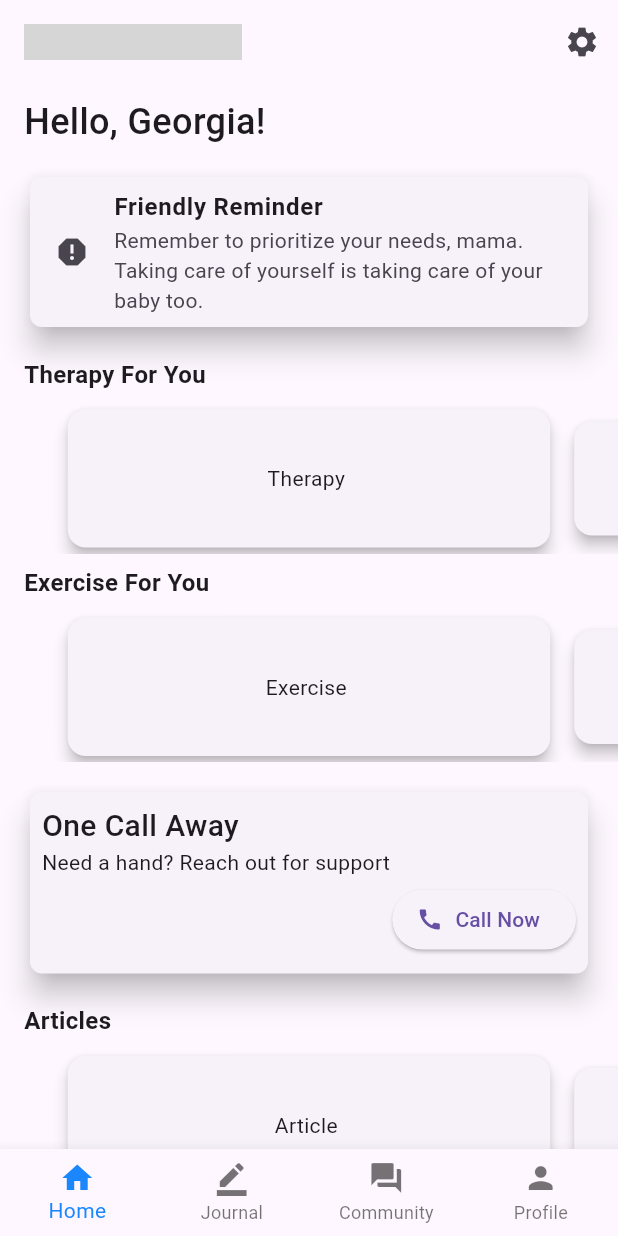
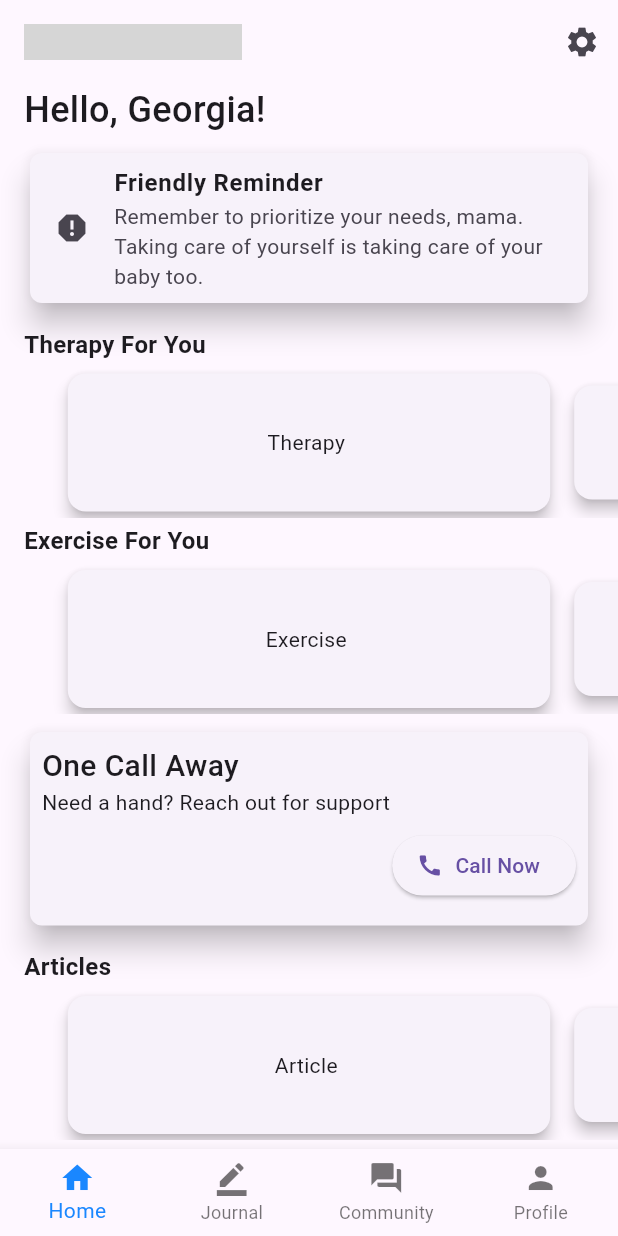
Before and after one commit to roastland/MomEase, a Flutter app: the screen it shows after launch, on a phone screen of 412 x 824 dp. Run offline on Flutter 3.47's test engine with Material 3 defaults, Android fonts, the phone set to English and light mode, and no system bars; our stand-ins replace bloc, equatable, flutter_bloc, fluttertoast; generated files the repository leaves out were written again; grey boxes are pictures that could not be loaded.

Commit message:
refactor: padding in home page widget

```diff
--- a/momease/lib/src/features/professional_help/presentation/widgets/call_help_button.dart
+++ b/momease/lib/src/features/professional_help/presentation/widgets/call_help_button.dart
@@ -1,4 +1,3 @@
-import 'package:flutter/cupertino.dart';
 import 'package:flutter/material.dart';
 
 class CallHelpButton extends StatefulWidget {
--- a/momease/lib/src/features/professional_help/presentation/widgets/call_help_card.dart
+++ b/momease/lib/src/features/professional_help/presentation/widgets/call_help_card.dart
@@ -39,7 +39,7 @@ class CallHelpCard extends StatelessWidget {
               ),
             ),
             Padding(
-              padding: EdgeInsets.symmetric(vertical: 4),
+              padding: EdgeInsets.symmetric(vertical: 8),
               child: Align(
                   alignment: Alignment.centerRight, child: CallHelpButton()),
             ),
--- a/momease/lib/src/screens/pages/home_page.dart
+++ b/momease/lib/src/screens/pages/home_page.dart
@@ -17,7 +17,7 @@ class HomePage extends StatelessWidget {
             mainAxisAlignment: MainAxisAlignment.start,
             children: [
               Padding(
-                padding: EdgeInsets.symmetric(vertical: 8, horizontal: 16),
+                padding: EdgeInsets.symmetric(horizontal: 16),
                 child: Align(
                   alignment: Alignment.centerLeft,
                   child: Text(
@@ -36,7 +36,7 @@ class HomePage extends StatelessWidget {
                 child: DailyMotivationCard(),
               ),
               Padding(
-                padding: EdgeInsets.symmetric(vertical: 8, horizontal: 16),
+                padding: EdgeInsets.symmetric(vertical: 4, horizontal: 16),
                 child: Align(
                   alignment: Alignment.centerLeft,
                   child: Text(
@@ -52,7 +52,7 @@ class HomePage extends StatelessWidget {
               ),
               Flexible(child: ListOfTherapyCard()),
               Padding(
-                padding: EdgeInsets.symmetric(vertical: 8, horizontal: 16),
+                padding: EdgeInsets.symmetric(vertical: 4, horizontal: 16),
                 child: Align(
                   alignment: Alignment.centerLeft,
                   child: Text(
@@ -68,11 +68,11 @@ class HomePage extends StatelessWidget {
               ),
               Flexible(child: ListOfExerciseCard()),
               Padding(
-                padding: EdgeInsets.fromLTRB(16, 16, 16, 8),
+                padding: EdgeInsets.symmetric(vertical: 8, horizontal: 16),
                 child: CallHelpCard(),
               ),
               Padding(
-                padding: EdgeInsets.symmetric(vertical: 8, horizontal: 16),
+                padding: EdgeInsets.symmetric(vertical: 4, horizontal: 16),
                 child: Align(
                   alignment: Alignment.centerLeft,
                   child: Text(
```
